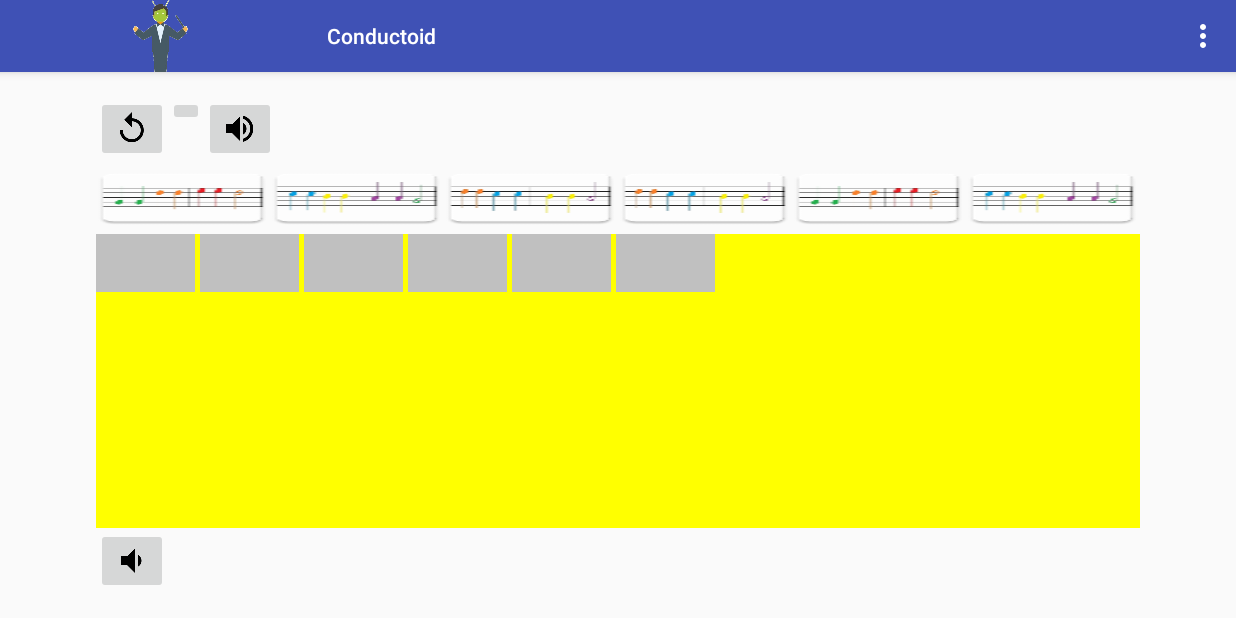
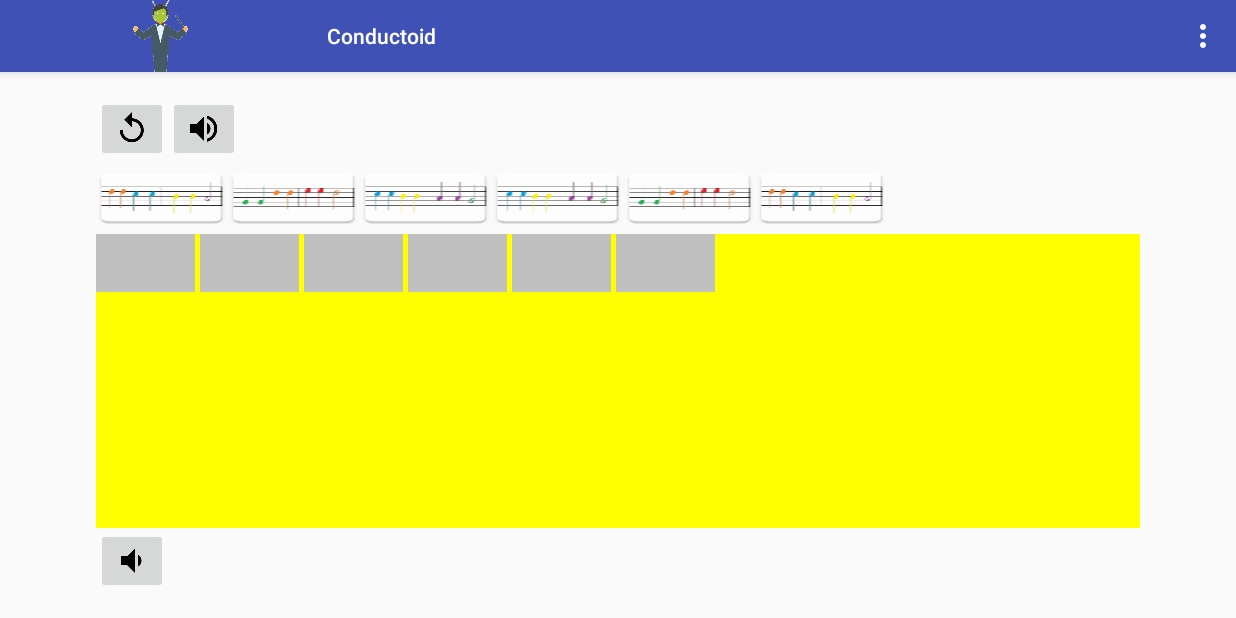
Before and after one commit to ksmiller99/Conductoid, an Android app: the screen it shows after launch (LevelOneActivity), on a phone screen of 824 x 412 dp (held sideways). Run offline under Robolectric (Android 15) with nearby library versions, the light colour scheme and no system bars.

Commit message:
Button shuffling completed

```diff
--- /dev/null
+++ b/app/src/main/java/com/example/millerk31/conductoid/GameButton.java
@@ -0,0 +1,75 @@
+package com.example.millerk31.conductoid;
+
+import android.content.Context;
+import android.util.AttributeSet;
+import android.widget.Button;
+
+/**
+ * Created by Kevin on 4/21/2016.
+ */
+public class GameButton extends Button {
+    private int soundResourceId;
+    private int imageResourceId;
+    private String validGridLocations;
+    private boolean isReusable;
+
+    public GameButton(Context context) {
+        super(context);
+    }
+
+    public GameButton(Context context, AttributeSet attrs) {
+        super(context, attrs);
+    }
+
+    public GameButton(Context context, AttributeSet attrs, int defStyleAttr) {
+        super(context, attrs, defStyleAttr);
+    }
+
+    public GameButton(Context context, AttributeSet attrs, int defStyleAttr, int defStyleRes) {
+        super(context, attrs, defStyleAttr, defStyleRes);
+    }
+
+    public int getSoundResourceId() {
+        return soundResourceId;
+    }
+
+    public void setSoundResourceId(int soundResourceId) {
+        this.soundResourceId = soundResourceId;
+    }
+
+    public String getValidGridLocations() {
+        return validGridLocations;
+    }
+
+    public void setValidGridLocations(String validGridLocations) {
+        this.validGridLocations = validGridLocations;
+    }
+
+    public boolean isReusable() {
+        return isReusable;
+    }
+
+    public void setReusable(boolean reusable) {
+        isReusable = reusable;
+    }
+
+    public float[] getXY() {
+        return new float[]{this.getX(), this.getY()};
+    }
+
+    public void setXY(float[] xy) {
+        this.setX(xy[0]);
+        this.setY(xy[1]);
+    }
+
+    public void setAll(int soundResourceId,
+                       int imageResourceId,
+                       String validGridLocations,
+                       boolean isReusable) {
+
+        this.soundResourceId = soundResourceId;
+        this.imageResourceId = imageResourceId;
+        this.validGridLocations = validGridLocations;
+        this.isReusable = isReusable;
+    }
+}
--- a/app/src/main/java/com/example/millerk31/conductoid/LevelOneActivity.java
+++ b/app/src/main/java/com/example/millerk31/conductoid/LevelOneActivity.java
@@ -16,13 +16,22 @@ import android.view.Menu;
 import android.view.MenuItem;
 import android.view.View;
 import android.widget.Button;
+import android.widget.RelativeLayout;
+
+import java.util.ArrayList;
+import java.util.Collections;
+import java.util.Random;
 
 public class LevelOneActivity extends AppCompatActivity {
 
     StartDraggingListener myStartDraggingListener;
     EndDraggingListener myEndDraggingListener;
 
+    GameButton btn1, btn2, btn3, btn4, btn5, btn6;
+    MyPanel panel;
+
     GameGrid gg;
+
     @Override
     protected void onCreate(Bundle savedInstanceState) {
         super.onCreate(savedInstanceState);
@@ -31,26 +40,93 @@ public class LevelOneActivity extends AppCompatActivity {
         setSupportActionBar(toolbar);
         toolbar.setLogo(R.drawable.conductoid);
 
-        //set length of this song
+        //set length of this song in measures
         SharedValues.songLength=6;
 
         gg = GameGrid.getInstance();
+        panel = (MyPanel) findViewById(R.id.myPanel);
 
         myStartDraggingListener = new StartDraggingListener();
         myEndDraggingListener = new EndDraggingListener();
 
-        findViewById(R.id.btn1).setOnLongClickListener(myStartDraggingListener );
-        findViewById(R.id.btn2).setOnLongClickListener(myStartDraggingListener );
-        findViewById(R.id.btn3).setOnLongClickListener(myStartDraggingListener );
-        findViewById(R.id.btn4).setOnLongClickListener(myStartDraggingListener );
-        findViewById(R.id.btn5).setOnLongClickListener(myStartDraggingListener );
-        findViewById(R.id.btn6).setOnLongClickListener(myStartDraggingListener );
+        btn1 = (GameButton) findViewById(R.id.btn1);
+        btn2 = (GameButton) findViewById(R.id.btn2);
+        btn3 = (GameButton) findViewById(R.id.btn3);
+        btn4 = (GameButton) findViewById(R.id.btn4);
+        btn5 = (GameButton) findViewById(R.id.btn5);
+        btn6 = (GameButton) findViewById(R.id.btn6);
 
-//        findViewById(R.id.btn1).setOnDragListener(myEndDraggingListener);
-//        findViewById(R.id.btn2).setOnDragListener(myEndDraggingListener);
+        //this data determines what this level is
+        btn1.setAll(R.raw.twinkle_1, R.mipmap.ic_twinkle1, "0,0|4,0", false);
+        btn2.setAll(R.raw.twinkle_2, R.mipmap.ic_twinkle2, "1,0|5,0", false);
+        btn3.setAll(R.raw.twinkle_1, R.mipmap.ic_twinkle1, "2,0|3,0", false);
+        btn4.setAll(R.raw.twinkle_1, R.mipmap.ic_twinkle1, "0,0|0,4", false);
+        btn5.setAll(R.raw.twinkle_1, R.mipmap.ic_twinkle1, "0,0|4,0", false);
+        btn6.setAll(R.raw.twinkle_2, R.mipmap.ic_twinkle2, "1,0|5,0", false);
 
-//        btn1 = (Button)findViewById(R.id.btn1);
-//        btn2 = (Button)findViewById(R.id.btn2);
+        //shuffle buttons in layout
+        ArrayList<GameButton> gb = new ArrayList<>();
+        gb.add(btn1);
+        gb.add(btn2);
+        gb.add(btn3);
+        gb.add(btn4);
+        gb.add(btn5);
+        gb.add(btn6);
+
+        long seed = System.nanoTime();
+        Collections.shuffle(gb, new Random(seed));
+
+        android.widget.RelativeLayout.LayoutParams params;
+        params = (RelativeLayout.LayoutParams) gb.get(0).getLayoutParams();
+        params.removeRule(RelativeLayout.END_OF);
+        params.addRule(RelativeLayout.ALIGN_PARENT_START);
+        gb.get(0).setLayoutParams(params);
+
+        params = (RelativeLayout.LayoutParams) gb.get(1).getLayoutParams();
+        params.removeRule(RelativeLayout.END_OF);
+        params.removeRule(RelativeLayout.ALIGN_PARENT_START);
+        params.addRule(RelativeLayout.END_OF, gb.get(0).getId());
+        gb.get(1).setLayoutParams(params);
+
+        params = (RelativeLayout.LayoutParams) gb.get(2).getLayoutParams();
+        params.removeRule(RelativeLayout.END_OF);
+        params.removeRule(RelativeLayout.ALIGN_PARENT_START);
+        params.addRule(RelativeLayout.END_OF, gb.get(1).getId());
+        gb.get(2).setLayoutParams(params);
+
+        params = (RelativeLayout.LayoutParams) gb.get(3).getLayoutParams();
+        params.removeRule(RelativeLayout.END_OF);
+        params.removeRule(RelativeLayout.ALIGN_PARENT_START);
+        params.addRule(RelativeLayout.END_OF, gb.get(2).getId());
+        gb.get(3).setLayoutParams(params);
+
+        params = (RelativeLayout.LayoutParams) gb.get(4).getLayoutParams();
+        params.removeRule(RelativeLayout.END_OF);
+        params.removeRule(RelativeLayout.ALIGN_PARENT_START);
+        params.addRule(RelativeLayout.END_OF, gb.get(3).getId());
+        gb.get(4).setLayoutParams(params);
+
+        params = (RelativeLayout.LayoutParams) gb.get(5).getLayoutParams();
+        params.removeRule(RelativeLayout.END_OF);
+        params.removeRule(RelativeLayout.ALIGN_PARENT_START);
+        params.addRule(RelativeLayout.END_OF, gb.get(4).getId());
+        gb.get(5).setLayoutParams(params);
+
+
+//        btn1.setLayoutParams(new LinearLayout.LayoutParams(panel.cellHeight,panel.cellWidth));
+//        //btn1.setHeight(panel.cellHeight); btn1.setWidth(panel.cellWidth);
+//        btn2.setHeight(panel.cellHeight); btn2.setWidth(panel.cellWidth);
+//        btn3.setHeight(panel.cellHeight); btn3.setWidth(panel.cellWidth);
+//        btn4.setHeight(panel.cellHeight); btn4.setWidth(panel.cellWidth);
+//        btn5.setHeight(panel.cellHeight); btn5.setWidth(panel.cellWidth);
+//        btn6.setHeight(panel.cellHeight); btn6.setWidth(panel.cellWidth);
+
+        btn1.setOnLongClickListener(myStartDraggingListener);
+        btn2.setOnLongClickListener(myStartDraggingListener);
+        btn3.setOnLongClickListener(myStartDraggingListener);
+        btn4.setOnLongClickListener(myStartDraggingListener);
+        btn5.setOnLongClickListener(myStartDraggingListener);
+        btn6.setOnLongClickListener(myStartDraggingListener);
 
         findViewById(R.id.btnPlaySong).setOnClickListener(new View.OnClickListener() {
             @Override
@@ -63,13 +139,13 @@ public class LevelOneActivity extends AppCompatActivity {
         findViewById(R.id.btnReset).setOnClickListener(new View.OnClickListener() {
               @Override
               public void onClick(View v) {
-                  SharedValues.levelStatus = SharedValues.Status.FAILED;
+                  SharedValues.levelGameStatus = SharedValues.GameStatus.RESET;
               }
           }
         );
 
 
-        findViewById(R.id.btn1).setOnClickListener(new View.OnClickListener(){
+        btn1.setOnClickListener(new View.OnClickListener() {
             @Override
             public void onClick(View v) {
                 MediaPlayer mp = MediaPlayer.create(LevelOneActivity.this, R.raw.twinkle_1);
--- a/app/src/main/java/com/example/millerk31/conductoid/MyPanel.java
+++ b/app/src/main/java/com/example/millerk31/conductoid/MyPanel.java
@@ -20,23 +20,19 @@ import java.util.ArrayList;
  */
 public class MyPanel extends View {
 
+    public int cellHeight, cellWidth;
     float startX;
     float startY;
     float endX;
     float endY;
     float width;
     float height;
-
     Paint bluePaint = new Paint();
     Paint activePaint = new Paint();
     Paint bgPaint = new Paint();
-
     //list of exploding Sprites
     ArrayList<Sprite> expSprites;
-
     GameGrid gg;
-
-    int cellHeight, cellWidth;
 
     public MyPanel(Context context, AttributeSet set) {
         super(context, set);
@@ -98,7 +94,7 @@ public class MyPanel extends View {
         float rightX;
         float btmY;
 
-        if(SharedValues.levelStatus == SharedValues.Status.FAILED){
+        if (SharedValues.levelGameStatus == SharedValues.GameStatus.RESET) {
 
         }
 
@@ -128,7 +124,7 @@ public class MyPanel extends View {
 
                 //if cell contains Sprite, process it
                 if ((GameGrid.myGrid[c][r]) != null) {
-                    if(SharedValues.levelStatus == SharedValues.Status.FAILED){
+                    if (SharedValues.levelGameStatus == SharedValues.GameStatus.RESET) {
                         expSprites.add(new Sprite(GameGrid.myGrid[c][r].bmp, c * cellWidth, r * cellHeight));
                         (GameGrid.myGrid[c][r]) = null;
                     }else {
@@ -166,26 +162,9 @@ public class MyPanel extends View {
 
         }
 
-//        if(SharedValues.drawingMode.equals("RECT")) {
-//            canvas.drawRect(
-//                    Math.min(SharedValues.startX, SharedValues.endX),
-//                    Math.min(SharedValues.startY, SharedValues.endY),
-//                    Math.max(SharedValues.startX, SharedValues.endX),
-//                    Math.max(SharedValues.startY, SharedValues.endY)
-//                    , bluePaint);
-//        }else{
-//            canvas.drawOval(
-//
-//                    Math.min(SharedValues.startX, SharedValues.endX),
-//                    Math.min(SharedValues.startY, SharedValues.endY),
-//                    Math.max(SharedValues.startX, SharedValues.endX),
-//                    Math.max(SharedValues.startY, SharedValues.endY)
-//                    , bluePaint);
-//
-//        }
 
-        if(SharedValues.levelStatus == SharedValues.Status.FAILED)
-            SharedValues.levelStatus = SharedValues.Status.INITIAL;
+        if (SharedValues.levelGameStatus == SharedValues.GameStatus.RESET)
+            SharedValues.levelGameStatus = SharedValues.GameStatus.INITIAL;
         invalidate();
 
     }
--- a/app/src/main/java/com/example/millerk31/conductoid/SharedValues.java
+++ b/app/src/main/java/com/example/millerk31/conductoid/SharedValues.java
@@ -5,14 +5,15 @@ package com.example.millerk31.conductoid;
  */
 public class SharedValues {
 
-    public static Status levelStatus;
+    public static GameStatus levelGameStatus;
     public static int songLength;
     public static int measureSoundResource;
     public static String gridPosistions; //when a measure is dropped, this is the CSV list of valid grid positions for that measure
+
     //controls cell highlight during playback
     public static int hlCol = -1;
     public static int hlRow = -1;
 
-    public enum Status {INITIAL, STARTED, FAILED}
+    public enum GameStatus {INITIAL, STARTED, RESET, FAILED}
 
 }
--- a/app/src/main/res/layout/content_main.xml
+++ b/app/src/main/res/layout/content_main.xml
@@ -26,70 +26,71 @@
             android:src="@drawable/ic_replay_black_24dp" />
 
         <ImageButton
-            android:id="@+id/imageButton2"
-            android:layout_width="wrap_content"
-            android:layout_height="wrap_content" />
-
-        <ImageButton
             android:id="@+id/btnPlaySong"
             android:layout_width="wrap_content"
             android:layout_height="wrap_content"
             android:src="@drawable/ic_volume_up_black_24dp" />
     </LinearLayout>
 
-    <LinearLayout
+    <RelativeLayout
         android:layout_width="match_parent"
         android:layout_height="wrap_content"
         android:orientation="horizontal">
 
-        <Button
+        <com.example.millerk31.conductoid.GameButton
             android:id="@+id/btn1"
-            android:layout_width="0dp"
+            android:layout_width="wrap_content"
             android:layout_height="wrap_content"
-            android:layout_weight="1"
+            android:layout_alignParentStart="true"
+            android:layout_alignParentTop="true"
             android:background="@mipmap/ic_twinkle1" />
 
-         <Button
+        <com.example.millerk31.conductoid.GameButton
              android:id="@+id/btn2"
-             android:layout_width="0dp"
+            android:layout_width="wrap_content"
              android:layout_height="wrap_content"
-             android:layout_weight="1"
+            android:layout_alignParentTop="true"
+            android:layout_toEndOf="@+id/btn1"
              android:background="@mipmap/ic_twinkle2" />
 
-        <Button
+        <com.example.millerk31.conductoid.GameButton
             android:id="@+id/btn3"
-            android:layout_width="0dp"
+            android:layout_width="wrap_content"
             android:layout_height="wrap_content"
-            android:layout_weight="1"
+            android:layout_alignParentTop="true"
+            android:layout_toEndOf="@+id/btn2"
             android:background="@mipmap/ic_twinkle3" />
 
-        <Button
+        <com.example.millerk31.conductoid.GameButton
             android:id="@+id/btn4"
-            android:layout_width="0dp"
+            android:layout_width="wrap_content"
             android:layout_height="wrap_content"
-            android:layout_weight="1"
+            android:layout_alignParentTop="true"
+            android:layout_toEndOf="@+id/btn3"
             android:background="@mipmap/ic_twinkle3" />
 
-        <Button
+        <com.example.millerk31.conductoid.GameButton
             android:id="@+id/btn5"
-            android:layout_width="0dp"
+            android:layout_width="wrap_content"
             android:layout_height="wrap_content"
-            android:layout_weight="1"
+            android:layout_alignParentTop="true"
+            android:layout_toEndOf="@+id/btn4"
             android:background="@mipmap/ic_twinkle1" />
 
-        <Button
+        <com.example.millerk31.conductoid.GameButton
             android:id="@+id/btn6"
-            android:layout_width="0dp"
+            android:layout_width="wrap_content"
             android:layout_height="wrap_content"
-            android:layout_weight="1"
+            android:layout_alignParentTop="true"
+            android:layout_toEndOf="@+id/btn5"
             android:background="@mipmap/ic_twinkle2" />
 
-    </LinearLayout>
+    </RelativeLayout>
     <com.example.millerk31.conductoid.MyPanel
         android:id="@+id/myPanel"
         android:layout_width="match_parent"
         android:layout_height="wrap_content"
-        android:layout_weight="1.0" />
+        android:layout_weight="1" />
     <LinearLayout
         android:layout_width="match_parent"
         android:layout_height="wrap_content"
```
Also changed, not shown: 1 other file.
